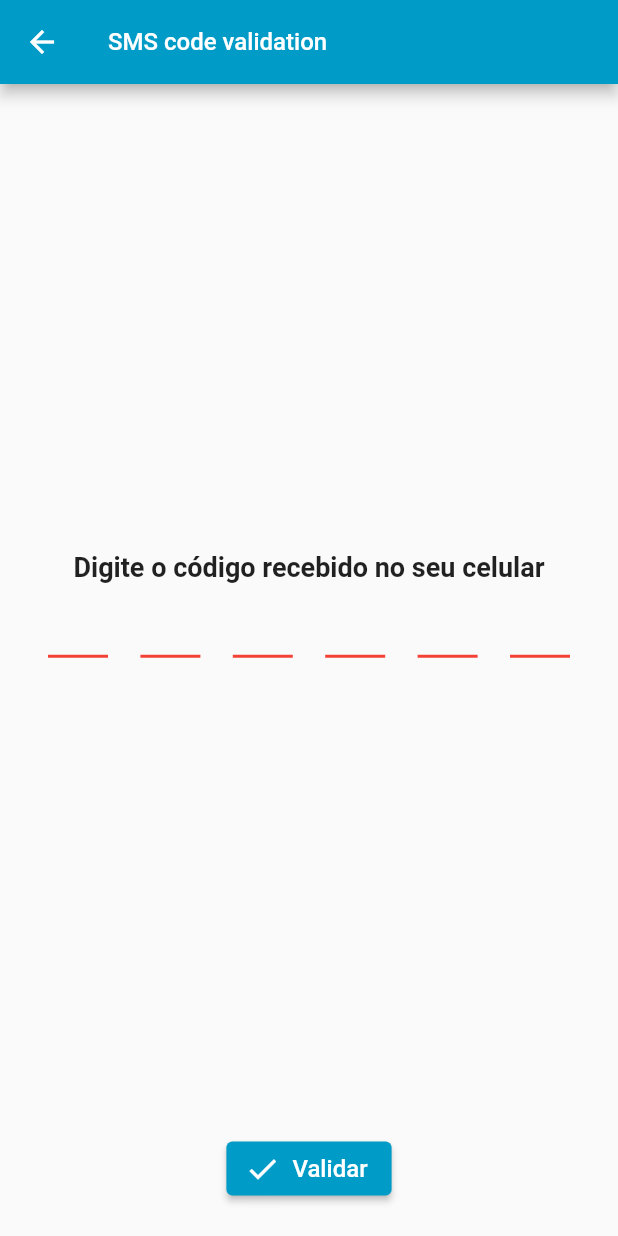
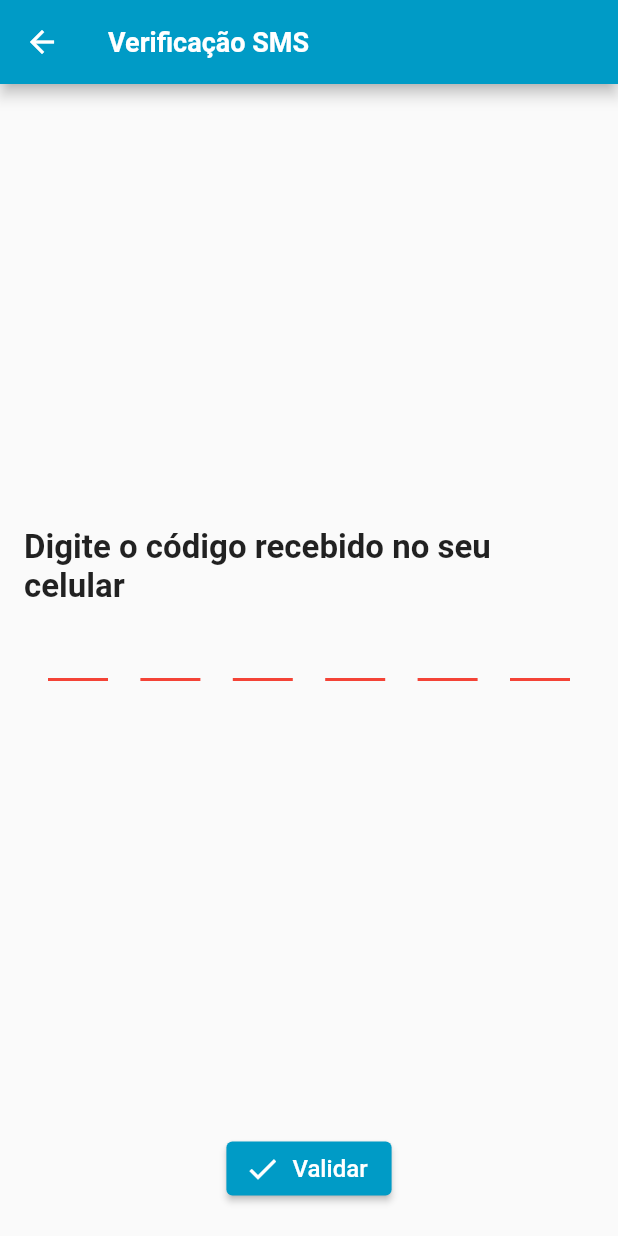
Before and after one commit to layshidani/puc-seu-louviral, a Flutter app: the SmsValidationPage screen opened by its route, on a phone screen of 412 x 824 dp. Run offline on Flutter 3.47's test engine with Material 2 defaults, Android fonts, the phone set to English and light mode, and no system bars; drawn by our look-alikes of pin_code_fields; our stand-ins replace brasil_fields, cloud_firestore, firebase_auth, firebase_core, firebase_storage, flutter_advanced_drawer and 3 more; accounts and stored records are empty; network calls fail; project files that could hold a hidden picture were left out.

Commit message:
style: adjusts title base

```diff
--- a/seu_lourival/lib/app/modules/login/page.dart
+++ b/seu_lourival/lib/app/modules/login/page.dart
@@ -30,7 +30,7 @@ class LoginPage extends StatelessWidget {
                   crossAxisAlignment: CrossAxisAlignment.stretch,
                   children: [
                     const Spacer(),
-                    DSTitle.base(
+                    DSTitle.lg(
                       LoginStrings.title,
                     ),
                     const SizedBox(height: 60),
--- a/seu_lourival/lib/app/modules/report/report_list/controller.dart
+++ b/seu_lourival/lib/app/modules/report/report_list/controller.dart
@@ -1,7 +1,7 @@
 import 'package:get/get.dart';
-import 'package:seu_lourival/app/data/models/report_model.dart';
 import 'package:seu_lourival/app/data/services/report_service.dart';
 import 'package:seu_lourival/app/widgets/custom_snack_bar.dart';
+import 'package:seu_lourival/core/values/strings.dart';
 
 class ReportListController extends GetxController {
   @override
@@ -29,7 +29,7 @@ class ReportListController extends GetxController {
       _setLoading(false);
       _showSnackBar(
           style: SnackbarStyle.error,
-          message: 'Ops. Ocorreu um erro ao recuperar os dados');
+          message: ReportListStrings.getReportsError);
     }
   }
 
--- a/seu_lourival/lib/app/modules/report/report_list/page.dart
+++ b/seu_lourival/lib/app/modules/report/report_list/page.dart
@@ -3,6 +3,7 @@ import 'package:get/get.dart';
 import 'package:seu_lourival/app/data/models/report_model.dart';
 import 'package:seu_lourival/app/modules/report/report_list/controller.dart';
 import 'package:seu_lourival/core/values/colors.dart';
+import 'package:seu_lourival/core/values/strings.dart';
 import 'package:seu_lourival/core/values/text_size.dart';
 import 'package:seu_lourival/global_widgets/design_system/core/scaffold/scaffold.dart';
 import 'package:seu_lourival/global_widgets/design_system/text/text.dart';
@@ -17,7 +18,7 @@ class ReportListPage extends StatelessWidget {
 
     return DSScaffold(
       hasDrawer: true,
-      title: 'Manifestos',
+      title: ReportListStrings.scaffoldTitle,
       body: RefreshIndicator(
         onRefresh: () async {
           _controller.getReports();
--- a/seu_lourival/lib/app/modules/sms_validation/page.dart
+++ b/seu_lourival/lib/app/modules/sms_validation/page.dart
@@ -3,8 +3,9 @@ import 'package:get/instance_manager.dart';
 import 'package:pin_code_fields/pin_code_fields.dart';
 import 'package:seu_lourival/app/modules/sms_validation/controller.dart';
 import 'package:seu_lourival/core/utils/input_validators.dart';
+import 'package:seu_lourival/core/values/strings.dart';
+import 'package:seu_lourival/global_widgets/design_system/core/scaffold/scaffold.dart';
 import 'package:seu_lourival/global_widgets/design_system/text/title.dart';
-import 'package:seu_lourival/global_widgets/design_system/core/scaffold/scaffold.dart';
 
 import '../../../global_widgets/design_system/button/icon_button.dart';
 
@@ -14,14 +15,16 @@ class SmsValidationPage extends StatelessWidget {
   @override
   Widget build(BuildContext context) {
     return DSScaffold(
-      title: 'SMS code validation',
+      title: SmsValidationStrings.scaffoldTitle,
       body: Padding(
         padding: const EdgeInsets.all(16),
         child: Column(
           mainAxisAlignment: MainAxisAlignment.center,
           children: [
-            const Spacer(),
-            DSTitle.base('Digite o código recebido no seu celular'),
+            Spacer()
+            ,
+
+            DSTitle.lg(SmsValidationStrings.title),
             Padding(
               padding: const EdgeInsets.symmetric(horizontal: 16),
               child: Form(
@@ -45,7 +48,7 @@ class SmsValidationPage extends StatelessWidget {
             ),
             const Spacer(),
             DSIconButton(
-                buttonText: 'Validar',
+                buttonText: SmsValidationStrings.nextBtn,
                 onPressAction: () {
                   if (controller.isValidForm()) {
                     controller.authenticateUser();
--- a/seu_lourival/lib/app/modules/users_manager/add_users_form/controller.dart
+++ b/seu_lourival/lib/app/modules/users_manager/add_users_form/controller.dart
@@ -5,6 +5,7 @@ import 'package:cloud_firestore/cloud_firestore.dart';
 import 'package:seu_lourival/app/modules/users_manager/add_users_list/controller.dart';
 
 import 'package:seu_lourival/app/widgets/custom_snack_bar.dart';
+import 'package:seu_lourival/core/values/strings.dart';
 
 class AddUsersFormController extends GetxController {
   static const int _fisrtStep = 0;
@@ -94,10 +95,10 @@ class AddUsersFormController extends GetxController {
 
       _showSnackBar(
           style: SnackbarStyle.success,
-          message: 'Usuário pré cadastrado com sucesso');
+          message: AddUsersFormStrings.onSaveUserSuccess);
     } catch (e) {
       _showSnackBar(
-          style: SnackbarStyle.error, message: 'Erro ao salvar os dados');
+          style: SnackbarStyle.error, message: AddUsersFormStrings.onSaveUserError);
     }
   }
 
--- a/seu_lourival/lib/app/modules/users_manager/add_users_form/page.dart
+++ b/seu_lourival/lib/app/modules/users_manager/add_users_form/page.dart
@@ -7,6 +7,7 @@ import 'package:seu_lourival/app/modules/users_manager/add_users_form/controller
 
 import 'package:seu_lourival/core/utils/input_validators.dart';
 import 'package:seu_lourival/core/values/colors.dart';
+import 'package:seu_lourival/core/values/strings.dart';
 import 'package:seu_lourival/core/values/user_types.dart';
 import 'package:seu_lourival/global_widgets/design_system/core/scaffold/scaffold.dart';
 import 'package:seu_lourival/global_widgets/design_system/field/text_field.dart';
@@ -19,7 +20,7 @@ class AddUsersFormPage extends StatelessWidget {
   @override
   Widget build(BuildContext context) {
     return DSScaffold(
-      title: 'Cadastro de usuário',
+      title: AddUsersFormStrings.scaffoldTitle,
       body: Column(
         children: [
           Expanded(
--- a/seu_lourival/lib/app/modules/users_manager/add_users_list/controller.dart
+++ b/seu_lourival/lib/app/modules/users_manager/add_users_list/controller.dart
@@ -2,6 +2,7 @@ import 'package:get/get.dart';
 import 'package:seu_lourival/app/data/services/user_service.dart';
 import 'package:seu_lourival/app/widgets/custom_snack_bar.dart';
 import 'package:seu_lourival/global_widgets/dialog/confirm_dialog.dart';
+import 'package:seu_lourival/core/values/strings.dart';
 
 class AddUsersListController extends GetxController {
   @override
@@ -35,7 +36,7 @@ class AddUsersListController extends GetxController {
       _setLoading(false);
       _showSnackBar(
           style: SnackbarStyle.error,
-          message: 'Ops. Ocorreu um erro ao recuperar os dados');
+          message: UsersManagerStrings.getDataError);
     }
   }
 
@@ -54,7 +55,7 @@ class AddUsersListController extends GetxController {
       return;
     }
 
-    _showSnackBar(message: 'A busca não retornou nenhum resultado.');
+    _showSnackBar(message: UsersManagerStrings.emptySearch);
     return;
   }
 
--- a/seu_lourival/lib/app/modules/users_manager/page.dart
+++ b/seu_lourival/lib/app/modules/users_manager/page.dart
@@ -1,5 +1,6 @@
 import 'package:flutter/cupertino.dart';
 import 'package:seu_lourival/app/modules/users_manager/widgets/tabbar.dart';
+import 'package:seu_lourival/core/values/strings.dart';
 import '../../../global_widgets/design_system/core/scaffold/scaffold.dart';
 
 class UsersManagerPage extends StatelessWidget {
@@ -9,7 +10,7 @@ class UsersManagerPage extends StatelessWidget {
   Widget build(BuildContext context) {
     return DSScaffold(
       hasDrawer: true,
-      title: 'Gerenciamento de usuários',
+      title: UsersManagerStrings.scaffoldTitle,
       body: UsersManagerTabbar(),
     );
   }
--- a/seu_lourival/lib/app/modules/users_manager/registered_list/controller.dart
+++ b/seu_lourival/lib/app/modules/users_manager/registered_list/controller.dart
@@ -1,8 +1,8 @@
-import 'package:cloud_firestore/cloud_firestore.dart';
 import 'package:get/get.dart';
 import 'package:seu_lourival/app/data/services/user_service.dart';
 import 'package:seu_lourival/app/widgets/custom_snack_bar.dart';
 import 'package:seu_lourival/global_widgets/dialog/confirm_dialog.dart';
+import 'package:seu_lourival/core/values/strings.dart';
 
 class RegisteredListController extends GetxController {
   @override
@@ -35,7 +35,7 @@ class RegisteredListController extends GetxController {
       _setLoading(false);
       _showSnackBar(
           style: SnackbarStyle.error,
-          message: 'Ops. Ocorreu um erro ao recuperar os dados');
+          message: UsersManagerStrings.getDataError);
     }
   }
 
@@ -53,7 +53,7 @@ class RegisteredListController extends GetxController {
       return;
     }
 
-    _showSnackBar(message: 'A busca não retornou nenhum resultado.');
+    _showSnackBar(message: UsersManagerStrings.emptySearch);
     return;
   }
 
--- a/seu_lourival/lib/app/modules/users_manager/widgets/tabbar.dart
+++ b/seu_lourival/lib/app/modules/users_manager/widgets/tabbar.dart
@@ -2,13 +2,14 @@ import 'package:flutter/material.dart';
 import 'package:seu_lourival/app/modules/users_manager/add_users_list/page.dart';
 import 'package:seu_lourival/app/modules/users_manager/registered_list/page.dart';
 import 'package:seu_lourival/core/values/colors.dart';
+import 'package:seu_lourival/core/values/strings.dart';
 
 class UsersManagerTabbar extends StatelessWidget {
   UsersManagerTabbar({super.key});
 
   List<Tab> tabNames = [
-    const Tab(text: 'Pré registro'),
-    const Tab(text: 'Cadastrados'),
+    const Tab(text: UsersManagerStrings.tabbar1),
+    const Tab(text: UsersManagerStrings.tabbar2),
   ];
 
   List<Widget> tabList = [
--- a/seu_lourival/lib/global_widgets/design_system/core/scaffold/scaffold-widget/scaffold-widget.dart
+++ b/seu_lourival/lib/global_widgets/design_system/core/scaffold/scaffold-widget/scaffold-widget.dart
@@ -1,6 +1,7 @@
 import 'package:flutter/material.dart';
 import 'package:seu_lourival/core/values/colors.dart';
 import 'package:seu_lourival/global_widgets/design_system/text/text.dart';
+import 'package:seu_lourival/global_widgets/design_system/text/title.dart';
 
 class DSScaffoldWidet extends StatelessWidget {
   final String title;
@@ -15,7 +16,7 @@ class DSScaffoldWidet extends StatelessWidget {
     return Scaffold(
       appBar: AppBar(
         backgroundColor: DSColors.primary,
-        title: DSText.base(title),
+        title: DSTitle.base(title),
         leading: leading,
       ),
       floatingActionButton: floatingActionButton,
```
Also changed, not shown: seu_lourival/lib/app/modules/users_manager/controller.dart (+0 -43 lines), seu_lourival/lib/core/values/strings.dart (+24 -4 lines).
